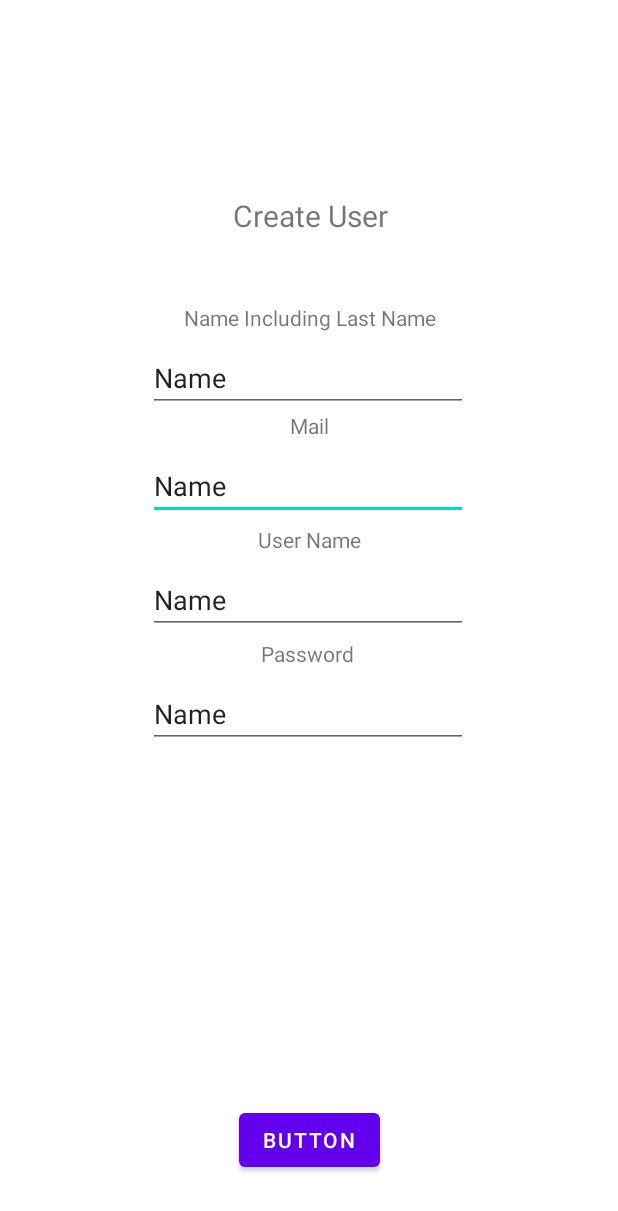
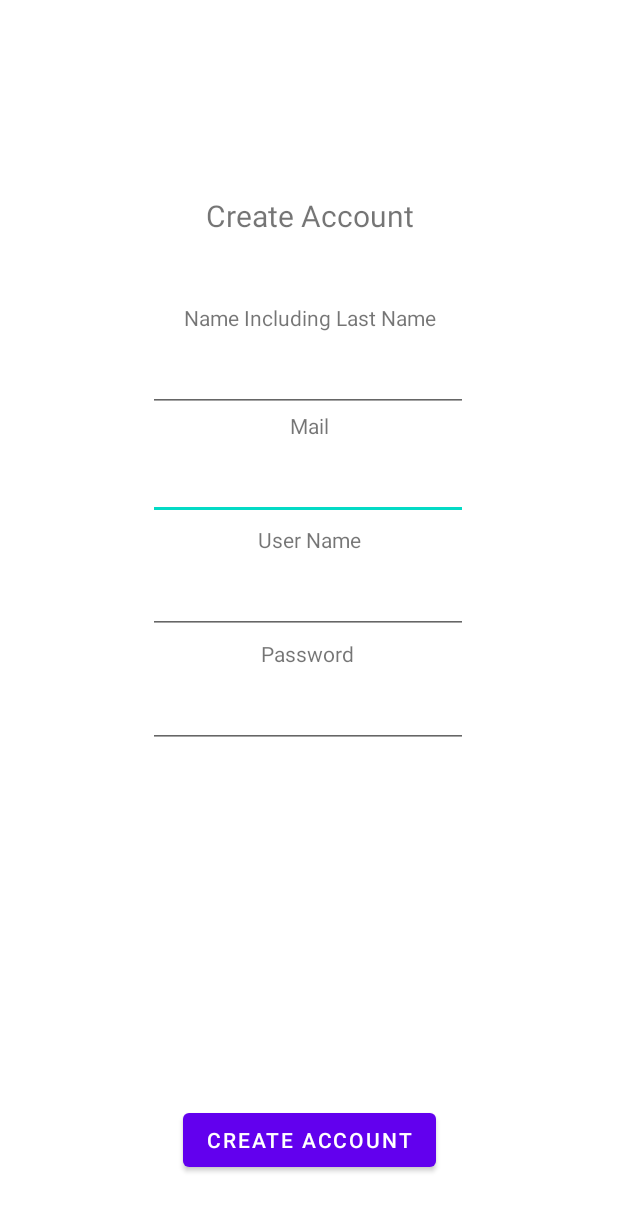
Before and after one commit to tuktukjohansson/projekt7, an Android app: the layout activity_create_ruactivity.xml on its own in the app's theme, with its tools: preview values and no code run, on a phone screen of 412 x 824 dp. Shown: the top 1211 px of the screen. Run offline under Robolectric (Android 15) with nearby library versions, the phone set to English and light mode, and no system bars.

Commit message:
Jag har fixat en DataManager med lista av regularUsers. I aktiviteten CreateRUActivity.kt lägger man in ny user i listan.

```diff
--- a/app/src/main/AndroidManifest.xml
+++ b/app/src/main/AndroidManifest.xml
@@ -10,13 +10,13 @@
         android:supportsRtl="true"
         android:theme="@style/Theme.Projekt7">
         <activity
-            android:name=".CreateRUActivity"
+            android:name=".MainActivity"
             android:exported="true" />
         <activity
             android:name=".CreateBOActivity"
             android:exported="true" />
         <activity
-            android:name=".MainActivity"
+            android:name=".CreateRUActivity"
             android:exported="true">
             <intent-filter>
                 <action android:name="android.intent.action.MAIN" />
--- /dev/null
+++ b/app/src/main/java/com/example/projekt7/DataManager.kt
@@ -0,0 +1,6 @@
+package com.example.projekt7
+
+object DataManager {
+    var regularUserList = mutableListOf<RegularUser>()
+
+}
--- a/app/src/main/java/com/example/projekt7/RegularUser.kt
+++ b/app/src/main/java/com/example/projekt7/RegularUser.kt
@@ -1,4 +1,4 @@
 package com.example.projekt7
 
-class RegularUser (name:String, mail: String, userName: String, password: String) {
+class RegularUser (var name:String,var  mail: String, var userName: String,var password: String) {
 }
--- a/app/src/main/res/layout/activity_create_ruactivity.xml
+++ b/app/src/main/res/layout/activity_create_ruactivity.xml
@@ -22,7 +22,7 @@
         android:layout_width="wrap_content"
         android:layout_height="wrap_content"
         android:layout_marginTop="130dp"
-        android:text="Create User"
+        android:text="Create Account"
         android:textSize="20sp"
         app:layout_constraintEnd_toEndOf="parent"
         app:layout_constraintHorizontal_bias="0.503"
@@ -36,7 +36,6 @@
         android:layout_marginTop="144dp"
         android:ems="10"
         android:inputType="textPersonName"
-        android:text="Name"
         app:layout_constraintEnd_toEndOf="parent"
         app:layout_constraintHorizontal_bias="0.497"
         app:layout_constraintStart_toStartOf="parent"
@@ -49,7 +48,7 @@
         android:layout_marginTop="296dp"
         android:ems="10"
         android:inputType="textPersonName"
-        android:text="Name"
+        android:password="true"
         app:layout_constraintEnd_toEndOf="parent"
         app:layout_constraintHorizontal_bias="0.497"
         app:layout_constraintStart_toStartOf="parent"
@@ -62,7 +61,6 @@
         android:layout_marginTop="220dp"
         android:ems="10"
         android:inputType="textPersonName"
-        android:text="Name"
         app:layout_constraintEnd_toEndOf="parent"
         app:layout_constraintHorizontal_bias="0.497"
         app:layout_constraintStart_toStartOf="parent"
@@ -75,7 +73,6 @@
         android:layout_marginTop="72dp"
         android:ems="10"
         android:inputType="textPersonName"
-        android:text="Name"
         app:layout_constraintEnd_toEndOf="parent"
         app:layout_constraintHorizontal_bias="0.497"
         app:layout_constraintStart_toStartOf="parent"
@@ -114,11 +111,11 @@
         app:layout_constraintStart_toStartOf="parent" />
 
     <Button
-        android:id="@+id/button"
+        android:id="@+id/buttonCreateUser"
         android:layout_width="wrap_content"
         android:layout_height="wrap_content"
         android:layout_marginBottom="40dp"
-        android:text="Button"
+        android:text="Create Account"
         app:layout_constraintBottom_toBottomOf="parent"
         app:layout_constraintEnd_toEndOf="parent"
         app:layout_constraintHorizontal_bias="0.5"
```
Also changed, not shown: app/src/main/java/com/example/projekt7/CreateRUActivity.kt (+41 -0 lines), app/src/main/res/layout/activity_create_boactivity.xml (+4 -3 lines).
